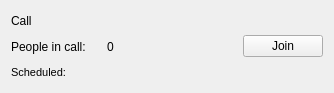
Above: client/CallWidget.ui from constantin1215/Scaip before the change. Below: the same form after it.
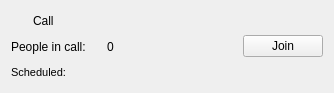
That is the form after the change.

The edit to the form file:
```diff
--- a/client/CallWidget.ui
+++ b/client/CallWidget.ui
@@ -13,15 +13,38 @@
   <property name="windowTitle">
    <string>Form</string>
   </property>
-  <layout class="QHBoxLayout" name="horizontalLayout_2" stretch="2,0,0">
+  <layout class="QHBoxLayout" name="horizontalLayout_3" stretch="3,0,0">
    <item>
     <layout class="QVBoxLayout" name="verticalLayout">
      <item>
+      <layout class="QHBoxLayout" name="horizontalLayout_2">
+       <item>
+        <widget class="QLabel" name="labelCallType">
+         <property name="minimumSize">
+          <size>
+           <width>16</width>
+           <height>16</height>
+          </size>
+         </property>
+         <property name="maximumSize">
+          <size>
+           <width>16</width>
+           <height>16</height>
+          </size>
+         </property>
+         <property name="text">
+          <string/>
+         </property>
+        </widget>
+       </item>
+       <item>
       <widget class="QLabel" name="labelCallTitle">
        <property name="text">
         <string>Call</string>
        </property>
       </widget>
+       </item>
+      </layout>
      </item>
      <item>
       <layout class="QHBoxLayout" name="horizontalLayout">
```
Lines whose indentation alone changed are shown as unchanged.
